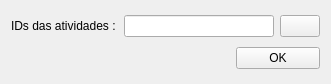
First picture: the form in SAP/Project/Views/pauseActivity.ui, repository dsgoficial/SAP_Gerente, before the edit.
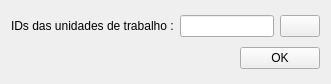
Second picture: the form after the edit.

What changed in the file:
```diff
--- a/SAP/Project/Views/pauseActivity.ui
+++ b/SAP/Project/Views/pauseActivity.ui
@@ -17,7 +17,7 @@
    <item row="0" column="0">
     <widget class="QLabel" name="label">
      <property name="text">
-      <string>IDs das atividades :</string>
+      <string>IDs das unidades de trabalho :</string>
      </property>
     </widget>
    </item>
```
